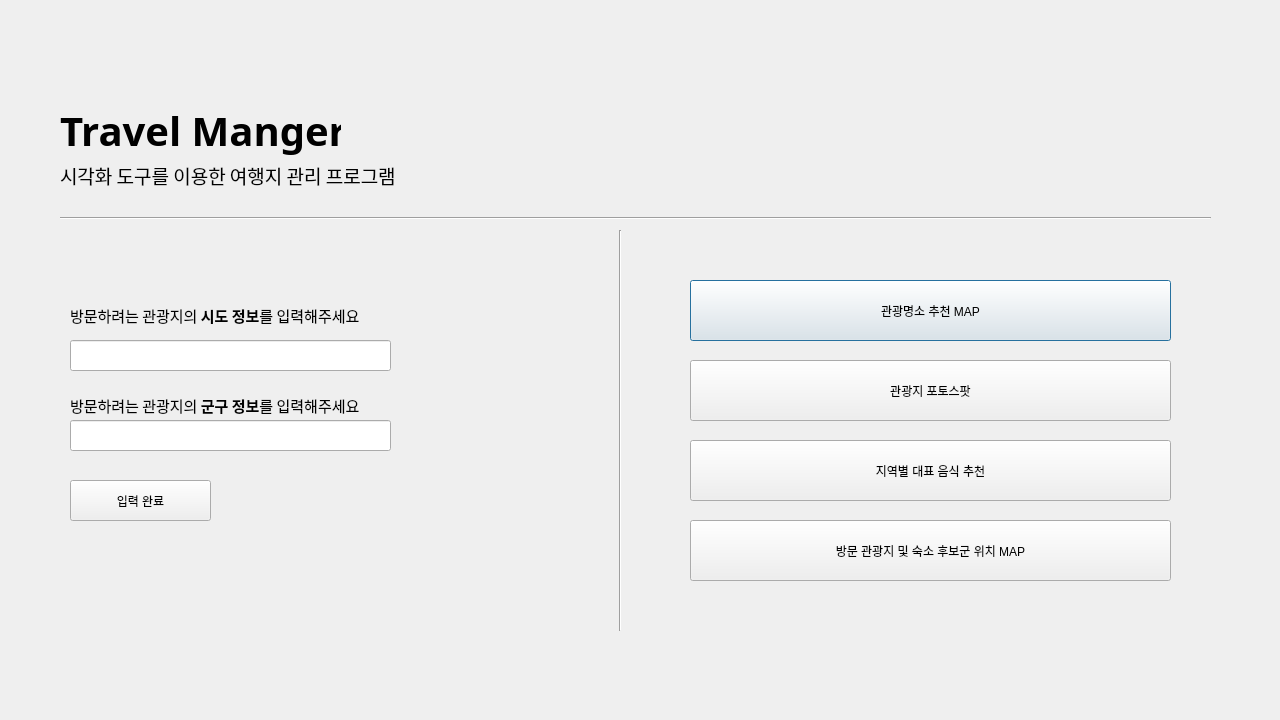
Qt form mainui.ui (Drizzle03/TravelManager) before a commit.
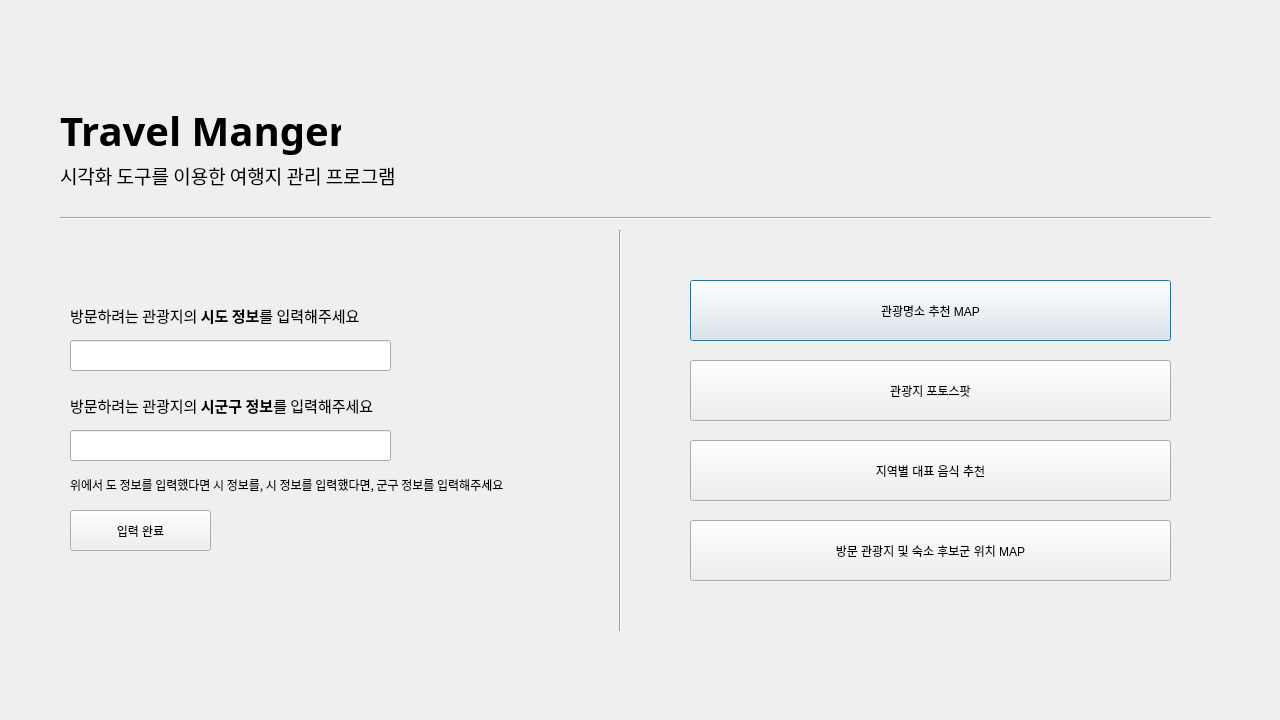
The same form after that commit.

Commit message: UI 수정

Diff of the .ui file:
```diff
--- a/mainui.ui
+++ b/mainui.ui
@@ -148,14 +148,14 @@
     </font>
    </property>
    <property name="text">
-    <string>&lt;html&gt;&lt;head/&gt;&lt;body&gt;&lt;p&gt;방문하려는 관광지의 &lt;span style=&quot; font-weight:600;&quot;&gt;군구 정보&lt;/span&gt;를 입력해주세요&lt;/p&gt;&lt;/body&gt;&lt;/html&gt;</string>
+    <string>&lt;html&gt;&lt;head/&gt;&lt;body&gt;&lt;p&gt;방문하려는 관광지의 &lt;span style=&quot; font-weight:600;&quot;&gt;시군구 정보&lt;/span&gt;를 입력해주세요&lt;/p&gt;&lt;/body&gt;&lt;/html&gt;</string>
    </property>
   </widget>
   <widget class="QLineEdit" name="gungu_info">
    <property name="geometry">
     <rect>
      <x>70</x>
-     <y>420</y>
+     <y>430</y>
      <width>321</width>
      <height>31</height>
     </rect>
@@ -186,7 +186,7 @@
    <property name="geometry">
     <rect>
      <x>70</x>
-     <y>480</y>
+     <y>510</y>
      <width>141</width>
      <height>41</height>
     </rect>
@@ -208,6 +208,27 @@
     <enum>Qt::Horizontal</enum>
    </property>
   </widget>
+  <widget class="QLabel" name="Title2_5">
+   <property name="geometry">
+    <rect>
+     <x>70</x>
+     <y>470</y>
+     <width>451</width>
+     <height>31</height>
+    </rect>
+   </property>
+   <property name="font">
+    <font>
+     <family>나눔스퀘어</family>
+     <pointsize>11</pointsize>
+     <weight>50</weight>
+     <bold>false</bold>
+    </font>
+   </property>
+   <property name="text">
+    <string>&lt;html&gt;&lt;head/&gt;&lt;body&gt;&lt;p&gt;&lt;span style=&quot; font-size:9pt;&quot;&gt;위에서 도 정보를 입력했다면 시 정보를, 시 정보를 입력했다면, 군구 정보를 입력해주세요&lt;/span&gt;&lt;/p&gt;&lt;/body&gt;&lt;/html&gt;</string>
+   </property>
+  </widget>
  </widget>
  <resources/>
  <connections/>
```
